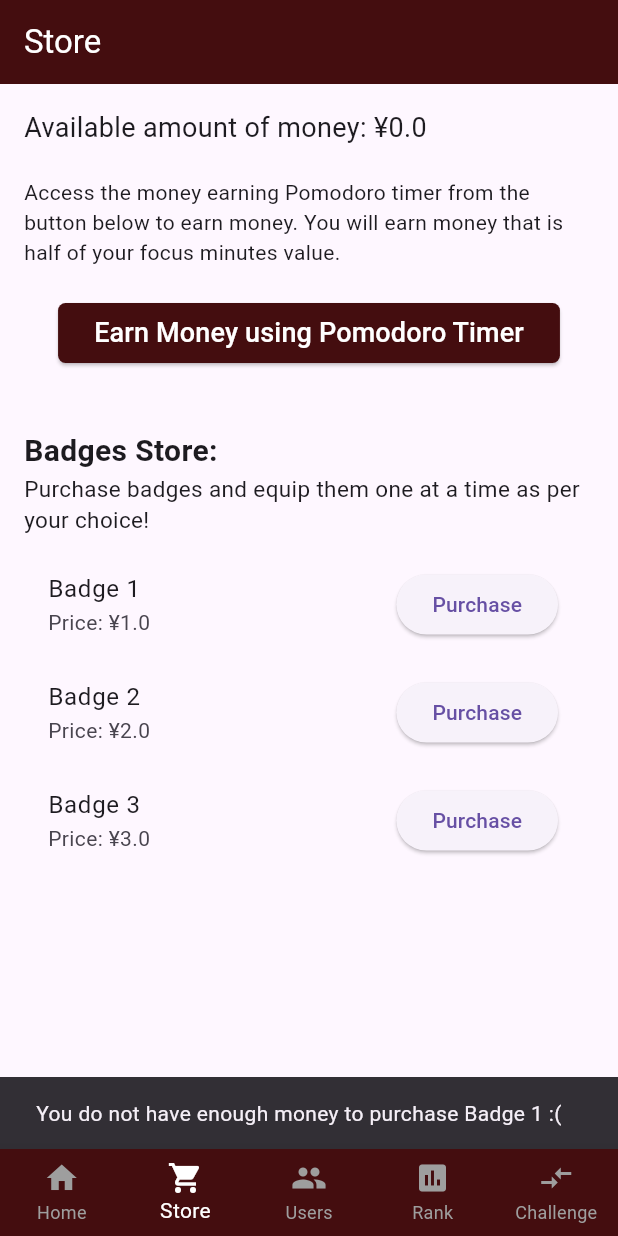
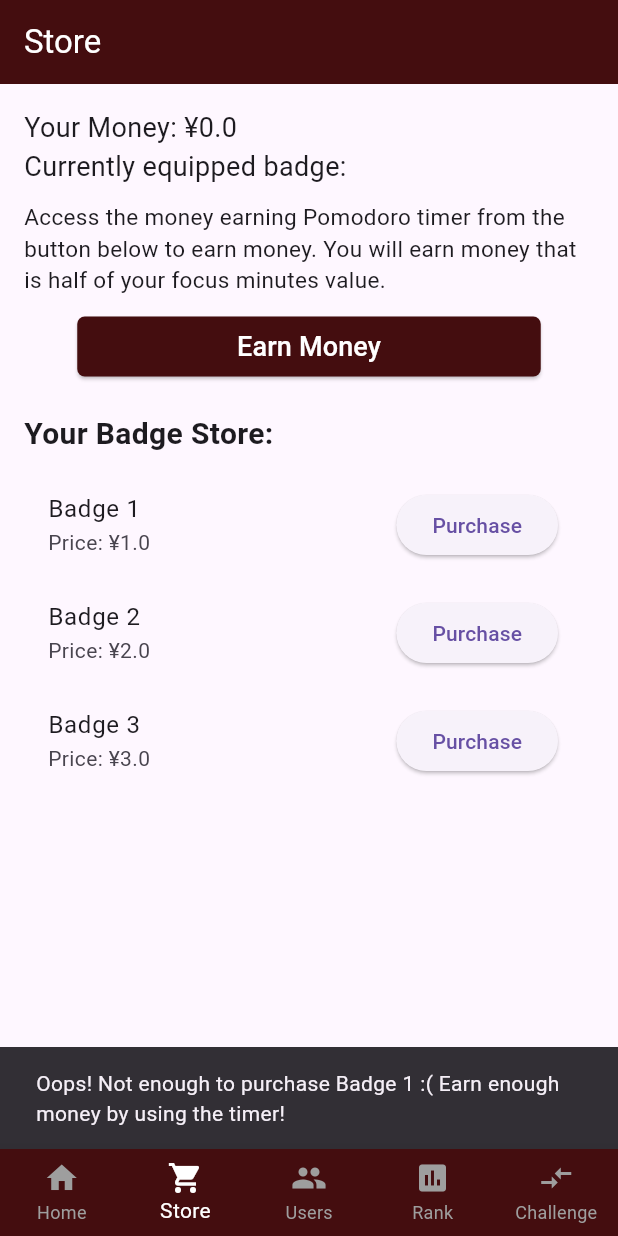
Before and after one commit to 6171023/PomoRush, a Flutter app: the screen it shows once a user with an empty profile is signed in, item 2 of the bottom bar chosen, after a tap on "Purchase", on a phone screen of 412 x 824 dp. Run offline on Flutter 3.47's test engine with Material 3 defaults, Android fonts, the light colour scheme and no system bars; our stand-ins replace cloud_firestore, firebase_auth, firebase_core, flutter_secure_storage, google_sign_in; missing offline and left inert: sign_button; accounts and stored records are empty.

Commit message:
updated store functionality

```diff
--- a/lib/main.dart
+++ b/lib/main.dart
@@ -5,11 +5,12 @@ import 'package:firebase_core/firebase_core.dart';
 import 'package:flutter/services.dart';
 import 'screens/login.dart';
 
-Future<void> main() async {
+void main() async {
   WidgetsFlutterBinding.ensureInitialized();
   await SystemChrome.setPreferredOrientations([DeviceOrientation.portraitUp]);
   await Firebase.initializeApp();
   runApp(const MyApp());
+
 }
 
 class MyApp extends StatefulWidget {
--- a/lib/models/store.dart
+++ b/lib/models/store.dart
@@ -2,51 +2,94 @@ import 'package:cloud_firestore/cloud_firestore.dart';
 import 'package:firebase_auth/firebase_auth.dart';
 
 class StoreBadge {
-  final String id;
   final String name;
   final double price;
   bool isEquipped;
+  bool isPurchased;
 
   StoreBadge({
-    required this.id,
     required this.name,
     required this.price,
     this.isEquipped = false,
+    this.isPurchased = false,
   });
 
   factory StoreBadge.fromMap(Map<String, dynamic> map) {
     return StoreBadge(
-      id: map['id'],
       name: map['name'],
       price: map['price'].toDouble(),
       isEquipped: map['isEquipped'] ?? false,
+      isPurchased: map['isPurchased'] != null && map['isPurchased']['_seconds'] > 0,
     );
   }
+
 }
 
 class Store {
   late List<StoreBadge> _availableBadges;
   late List<StoreBadge> _userBadges;
+  List<String> _userPurchasedBadgeIds = [];
 
   Store() {
     _initializeAvailableBadges();
-    _initializeUserBadges();
+    _userBadges = [];
+    initUserBadges();
   }
 
   void _initializeAvailableBadges() {
     _availableBadges = [
-      StoreBadge(id: '1', name: 'Badge 1', price: 1.0),
-      StoreBadge(id: '2', name: 'Badge 2', price: 2.0),
-      StoreBadge(id: '3', name: 'Badge 3', price: 3.0),
+      StoreBadge(name: 'Badge 1', price: 1.0),
+      StoreBadge(name: 'Badge 2', price: 2.0),
+      StoreBadge(name: 'Badge 3', price: 3.0),
       // Add more badges as needed
     ];
   }
 
-  void _initializeUserBadges() async {
-    CollectionReference badges = FirebaseFirestore.instance.collection('badges');
-    QuerySnapshot snapshot = await badges.where('email', isEqualTo: FirebaseAuth.instance.currentUser!.email).get();
-    _userBadges = snapshot.docs.map((doc) => StoreBadge.fromMap(doc.data() as Map<String, dynamic>)).toList();
+  Future<void> initUserBadges() async {
+    CollectionReference users = FirebaseFirestore.instance.collection('users');
+    DocumentSnapshot doc = await users.doc(FirebaseAuth.instance.currentUser!.uid).get();
+
+    // Check if the document exists and if "BadgeList" field exists
+    if (doc.exists && doc.data() != null) {
+      var data = doc.data() as Map<String, dynamic>;
+
+      if (data.containsKey('BadgeList')) {
+        var badgeList = List<String>.from(data['BadgeList']);
+        var myBadge = data['myBadge'];
+
+        // Initialize _availableBadges and _userBadges
+        _initializeAvailableBadges();
+        _userBadges = [];
+
+        // Iterate over _availableBadges and set isPurchased and isEquipped based on badgeList and myBadge
+        for (var badge in _availableBadges) {
+          if (badgeList.contains(badge.name)) {
+            _userBadges.add(badge);
+            badge.isPurchased = true;
+            if (badge.name == myBadge) {
+              badge.isEquipped = true;
+            }
+          }
+        }
+
+        // Update _availableBadges based on Firebase data
+        for (var badge in _userBadges) {
+          if (!badgeList.contains(badge.name)) {
+            // If the badge is not in BadgeList, mark it as not purchased
+            badge.isPurchased = false;
+          }
+        }
+      } else {
+        // Handle the case when "BadgeList" is not present in the document
+        print('BadgeList is not present in the document.');
+      }
+    } else {
+      // Handle the case when the document does not exist
+      print('Document does not exist.');
+    }
   }
+
+
 
   List<StoreBadge> getAvailableBadges() {
     return _availableBadges;
@@ -61,33 +104,40 @@ class Store {
     return money >= badge.price;
   }
 
-  Future<void> purchaseBadge(StoreBadge badge) async {
+  Future<bool> purchaseBadge(StoreBadge badge) async {
     if (await canPurchaseBadge(badge)) {
       _deductUserMoney(badge.price);
       _userBadges.add(badge);
-      // Update badge status in Firestore
-      CollectionReference badges = FirebaseFirestore.instance.collection('badges');
-      await badges.doc(badge.id).set({
-        "email": FirebaseAuth.instance.currentUser!.email,
-        "name": badge.name,
-        "price": badge.price,
-        "isEquipped": false
-      });
+
+      // Update the purchasedBadges field in the user document
+      CollectionReference users = FirebaseFirestore.instance.collection('users');
+      QuerySnapshot snapshot = await users.where('email', isEqualTo: FirebaseAuth.instance.currentUser!.email).get();
+      if (snapshot.docs.isNotEmpty) {
+        await users.doc(snapshot.docs.first.id).update({
+          "BadgeList": FieldValue.arrayUnion([badge.name])
+        });
+      }
+
+      return true; // Indicate that the purchase was successful
+    } else {
+      return false; // Indicate that the purchase failed
     }
   }
+
+
 
   Future<void> equipBadge(StoreBadge badge) async {
     if (_userBadges.contains(badge)) {
       badge.isEquipped = true;
+      badge.isPurchased = true;
       // Update badge status in Firestore
-      CollectionReference badges = FirebaseFirestore.instance.collection('badges');
-      await badges.doc(badge.id).set({"isEquipped": true});
-
-      // Equip the badge in AuthUser
       CollectionReference users = FirebaseFirestore.instance.collection('users');
       QuerySnapshot snapshot = await users.where('email', isEqualTo: FirebaseAuth.instance.currentUser!.email).get();
       if (snapshot.docs.isNotEmpty) {
-        await users.doc(snapshot.docs.first.id).update({"myBadge": badge.id});
+        await users.doc(snapshot.docs.first.id).update({
+          "myBadge": badge.name,
+          "BadgeList": FieldValue.arrayUnion([badge.name])
+        });
       }
     }
   }
@@ -95,18 +145,18 @@ class Store {
   Future<void> unequipBadge(StoreBadge badge) async {
     if (_userBadges.contains(badge)) {
       badge.isEquipped = false;
+      badge.isPurchased = true;
       // Update badge status in Firestore
-      CollectionReference badges = FirebaseFirestore.instance.collection('badges');
-      await badges.doc(badge.id).set({"isEquipped": false});
-
-      // Unequip the badge in AuthUser
       CollectionReference users = FirebaseFirestore.instance.collection('users');
       QuerySnapshot snapshot = await users.where('email', isEqualTo: FirebaseAuth.instance.currentUser!.email).get();
       if (snapshot.docs.isNotEmpty) {
-        await users.doc(snapshot.docs.first.id).update({"myBadge": "None"});
+        await users.doc(snapshot.docs.first.id).update({
+          "myBadge": "None",
+        });
       }
     }
   }
+
 
   Stream<double> fetchUserMoney() {
     CollectionReference users = FirebaseFirestore.instance.collection('users');
@@ -115,6 +165,32 @@ class Store {
         .snapshots()
         .map((snapshot) => double.parse(snapshot.docs.first["myMoney"].toString()));
   }
+
+  Stream<String> fetchUserBadge() {
+    CollectionReference users = FirebaseFirestore.instance.collection('users');
+    return users
+        .where('email', isEqualTo: FirebaseAuth.instance.currentUser!.email)
+        .snapshots()
+        .map((snapshot) => snapshot.docs.isNotEmpty
+        ? snapshot.docs.first["myBadge"].toString()
+        : "None");
+  }
+
+  Stream<List<String>> fetchUserBadgeList() {
+    CollectionReference users = FirebaseFirestore.instance.collection('users');
+    return users
+        .where('email', isEqualTo: FirebaseAuth.instance.currentUser!.email)
+        .snapshots()
+        .map((snapshot) {
+      // Use safe navigation to avoid null errors
+      var badgeList = snapshot.docs.first["BadgeList"] as List<String>?;
+
+      // Return an empty list if badgeList is null
+      return badgeList ?? [];
+    });
+  }
+
+
 
   void _deductUserMoney(double amount) async {
     CollectionReference users = FirebaseFirestore.instance.collection('users');
--- a/lib/models/user.dart
+++ b/lib/models/user.dart
@@ -8,6 +8,7 @@ class AuthUser {
   double myPoints;
   double myMoney;
   String? myBadge;
+  List<String> purchasedBadges;
 
   AuthUser(
       {required this.createdAt,
@@ -18,7 +19,9 @@ class AuthUser {
         required this.photoURL,
         required this.myPoints,
         required this.myMoney,
-        this.myBadge});
+        required this.purchasedBadges,
+        required this.myBadge
+      });
 
   toJson() => {
     "displayName": displayName,
@@ -29,15 +32,18 @@ class AuthUser {
     "myMoney": myMoney,
     "photoURL": photoURL,
     "myBadge": myBadge,
+    "BadgeList": purchasedBadges
   };
 
   factory AuthUser.fromJson(Map<String, dynamic> json) => AuthUser(
       createdAt: DateTime.now(),
       isActive: json["isActive"],
+      email: json["email"],
+      displayName: json["displayName"],
+      photoURL: json["photoURL"],
       myPoints: json["myPoints"],
       myMoney: json["myMoney"],
-      email: json["email"],
-      photoURL: json["photoURL"],
-      displayName: json["displayName"],
-      myBadge: json["myBadge"]);
+      myBadge: json["myBadge"],
+      purchasedBadges: List<String>.from(json["BadgeList"] ?? []),
+  );
 }
--- a/lib/screens/home.dart
+++ b/lib/screens/home.dart
@@ -31,7 +31,8 @@ class _WelcomePageState extends State<WelcomePage> {
         photoURL: '',
         myPoints: 0.0,
         myMoney: 0.0,
-        myBadge: 'None'
+        myBadge: 'None',
+        purchasedBadges: []
       ));
 
   @override
--- a/lib/screens/login.dart
+++ b/lib/screens/login.dart
@@ -71,6 +71,7 @@ class GoogleAuthService {
         "myPoints": 0.0,
         "myMoney": 0.0,
         "myBadge": "None",
+        "BadgeList": [],
         "displayName": FirebaseAuth.instance.currentUser!.displayName,
         "isActive": true,
         "email": FirebaseAuth.instance.currentUser!.email,
@@ -118,4 +119,10 @@ class GoogleAuthService {
       }
     });
   }
+
+  // signOut() async {
+  //   await FirebaseAuth.instance.signOut();
+  // }
+
+
 }
--- a/lib/screens/menu.dart
+++ b/lib/screens/menu.dart
@@ -20,7 +20,7 @@ class _MenuState extends State<Menu> {
   String title = "PomoRush";
 
   // Create an instance of the Store class
-  late final Store _store;
+  late final Store store;
 
   late final List<Widget> _pages;
 
@@ -28,11 +28,11 @@ class _MenuState extends State<Menu> {
   void initState() {
     super.initState();
 
-    _store = Store();
+    store = Store();
 
     _pages = [
       const WelcomePage(),
-      StoreScreen(store: _store),
+      StoreScreen(store: store,),
       const OnlineActiveUsers(),
       const LeaderBoard(),
       const ChallengeListScreen()
--- a/lib/screens/store_screen.dart
+++ b/lib/screens/store_screen.dart
@@ -1,6 +1,6 @@
 import 'package:flutter/material.dart';
+import 'package:cloud_firestore/cloud_firestore.dart';
 import 'package:firebase_auth/firebase_auth.dart';
-import 'package:cloud_firestore/cloud_firestore.dart';
 import 'package:pomo_rush/screens/moneySettingScreen.dart';
 import '../models/store.dart';
 import 'package:pomo_rush/utils/preferences.dart';
@@ -14,32 +14,20 @@ class StoreScreen extends StatefulWidget {
   _StoreScreenState createState() => _StoreScreenState();
 }
 
+
 class _StoreScreenState extends State<StoreScreen> {
-  late final List<StoreBadge> badges;
-  String? equippedBadge;
+  List<bool> equippedBadgeStates = [];
 
   @override
   void initState() {
     super.initState();
-    badges = widget.store.getAvailableBadges();
-    fetchEquippedBadge();
-  }
-
-  Future<void> fetchEquippedBadge() async {
-    final snapshot = await FirebaseFirestore.instance.collection('users').doc(
-        FirebaseAuth.instance.currentUser!.uid).get();
-    if (mounted) {
-      setState(() {
-        equippedBadge = snapshot.data()?['myBadge'];
-      });
-    }
+    equippedBadgeStates = widget.store.getAvailableBadges().map((badge) => badge.isEquipped).toList();
   }
 
   @override
   Widget build(BuildContext context) {
     return Scaffold(
-      body: SingleChildScrollView(
-        child: Padding(
+      body: Padding(
         padding: const EdgeInsets.all(16.0),
         child: Column(
           crossAxisAlignment: CrossAxisAlignment.start,
@@ -53,18 +41,34 @@ class _StoreScreenState extends State<StoreScreen> {
                   return Text('Error: ${snapshot.error}');
                 } else {
                   return Text(
-                      'Available amount of money: \¥${snapshot.data}',
+                    'Your Money: \¥${snapshot.data}',
                     style: TextStyle(fontSize: 18.0),
                   );
                 }
               },
             ),
-              const SizedBox(height: 20.0),
-              const Text(
+            StreamBuilder<String>(
+              stream: widget.store.fetchUserBadge(),
+              builder: (context, snapshot) {
+                if (snapshot.connectionState == ConnectionState.waiting) {
+                  return CircularProgressIndicator();
+                } else if (snapshot.hasError) {
+                  return Text('Error: ${snapshot.error}');
+                } else {
+                  return Text(
+                    'Currently equipped badge: ${snapshot.data}',
+                    style: TextStyle(fontSize: 18.0),
+                  );
+                }
+              },
+            ),
+            const SizedBox(height: 10.0),
+            Text(
               'Access the money earning Pomodoro timer from the button below to earn money. You will earn money that is half of your focus minutes value.',
               textAlign: TextAlign.start,
+              style: TextStyle(fontSize: 15.0),
             ),
-              const SizedBox(height: 20.0),
+            const SizedBox(height: 10.0),
             Center(
               child: ElevatedButton(
                 onPressed: () {
@@ -74,13 +78,19 @@ class _StoreScreenState extends State<StoreScreen> {
                       builder: (context) => const MoneySettingsScreen(),
                     ),
                   ).then((value) {
-                      if (value != null && value) {}
+                    if (value != null && value) {
+                      setState(() {
+                        // Update the UI after a badge is purchased
+                      });
+                    }
                   });
                 },
                 style: ButtonStyle(
                   minimumSize: MaterialStateProperty.all(
-                      Size(MediaQuery.of(context).size.width * 0.75, 40),
-                    ),
+                      Size(MediaQuery
+                          .of(context)
+                          .size
+                          .width * 0.75, 40)),
                   shape: MaterialStateProperty.all(
                     RoundedRectangleBorder(
                       borderRadius: BorderRadius.circular(5),
@@ -91,94 +101,133 @@ class _StoreScreenState extends State<StoreScreen> {
                   MaterialStateProperty.all(Styles.pomodoroPrimaryColor),
                 ),
                 child: const Text(
-                    'Earn Money using Pomodoro Timer',
+                  'Earn Money',
                   style: TextStyle(fontSize: 18),
                 ),
               ),
             ),
-              const SizedBox(height: 40.0),
+            const SizedBox(height: 20.0),
             Text(
-                'Badges Store:',
+              'Your Badge Store:',
               style: TextStyle(fontSize: 20.0, fontWeight: FontWeight.bold),
             ),
-              Text(
-                'Purchase badges and equip them one at a time as per your choice!',
-                style: TextStyle(fontSize: 15.0),
-              ),
             const SizedBox(height: 10.0),
-              StatefulBuilder(
-                builder: (BuildContext context, StateSetter setState) {
-                  return ListView.builder(
-                    shrinkWrap: true,
-                    physics: NeverScrollableScrollPhysics(),
-                    itemCount: badges.length,
+            Expanded(
+              child: ListView.builder(
+                itemCount: widget.store
+                    .getAvailableBadges()
+                    .length,
                 itemBuilder: (context, index) {
-                      final badge = badges[index];
+                  final badge = widget.store.getAvailableBadges()[index];
                   return ListTile(
                     title: Text(badge.name),
                     subtitle: Text('Price: \¥${badge.price}'),
-                        trailing: badge.id == equippedBadge
-                            ? ElevatedButton(
-                          onPressed: () => _unequipBadge(context, badge),
-                          child: const Text('Unequip'),
-                        )
-                            : ElevatedButton(
-                          onPressed: () => _purchaseBadge(context, badge),
-                          child: const Text('Purchase'),
-                        ),
-                      );
-                    },
+                    trailing: _buildBadgeButton(context, badge, index),
                   );
                 },
               ),
+            ),
+            const SizedBox(height: 20.0),
           ],
-          ),
         ),
       ),
     );
   }
 
-  Future<void> _purchaseBadge(BuildContext context, StoreBadge badge) async {
-    if (await widget.store.canPurchaseBadge(badge)) {
-      await widget.store.purchaseBadge(badge);
-      // Update the badge status in Firestore
-      await FirebaseFirestore.instance.collection('users').doc(FirebaseAuth.instance.currentUser!.uid).update({'myBadge': badge.id});
-      if (mounted) {
-        setState(() {
-          equippedBadge = badge.id;
-          // Update the badges list to reflect the change
-          badges = widget.store.getAvailableBadges();
-        });
-      }
-      ScaffoldMessenger.of(context).showSnackBar(
-        SnackBar(
-          content: Text('Badge ${badge.name} successfully purchased!'),
-        ),
+  Widget _buildBadgeButton(BuildContext context, StoreBadge badge, int index) {
+    bool isBadgePurchased = badge.isPurchased;
+    bool isBadgeEquipped = badge.isEquipped;
+
+    if (isBadgePurchased && isBadgeEquipped) {
+      return ElevatedButton(
+        onPressed: () async {
+          // Unequip the badge
+          await _unequipBadge(context, badge);
+          setState(() {});
+        },
+        child: Text('Unequip'),
+      );
+    } else if (isBadgePurchased && !isBadgeEquipped) {
+      return ElevatedButton(
+        onPressed: () async {
+          // Equip the badge
+          await _equipBadge(context, badge);
+          setState(() {});
+        },
+        child: Text('Equip'),
       );
     } else {
-      ScaffoldMessenger.of(context).showSnackBar(
-        SnackBar(
-          content: Text('You do not have enough money to purchase ${badge.name} :('),
-        ),
+      return ElevatedButton(
+        onPressed: () async {
+          // Purchase the badge
+          bool purchaseSuccess = await _purchaseBadge(context, badge);
+          if (purchaseSuccess) {
+            setState(() {});
+          }
+        },
+        child: Text('Purchase'),
       );
     }
   }
 
+
+
+  Future<void> _equipBadge(BuildContext context, StoreBadge badge) async {
+    widget.store.equipBadge(badge);
+    badge.isEquipped = true; // Equip the badge
+    ScaffoldMessenger.of(context).showSnackBar(
+      SnackBar(
+        content: Text('Badge ${badge.name} equipped!'),
+      ),
+    );
+    // Return an empty Future to satisfy the return type
+    return Future.value();
+  }
+
   Future<void> _unequipBadge(BuildContext context, StoreBadge badge) async {
-    // Update the badge status in Firestore
-    await FirebaseFirestore.instance.collection('users').doc(FirebaseAuth.instance.currentUser!.uid).update({'myBadge': 'None'});
-    if (mounted) {
-      setState(() {
-        equippedBadge = 'None';
-        // Update the badges list to reflect the change
-        badges = widget.store.getAvailableBadges();
-      });
+    widget.store.unequipBadge(badge);
+    badge.isEquipped = false; // Unequip the badge
     ScaffoldMessenger.of(context).showSnackBar(
       SnackBar(
         content: Text('Badge ${badge.name} unequipped!'),
       ),
     );
+    // Return an empty Future to satisfy the return type
+    return Future.value();
+  }
+
+
+
+
+  Future<bool> _purchaseBadge(BuildContext context, StoreBadge badge) async {
+    if (await widget.store.canPurchaseBadge(badge)) {
+      bool purchaseSuccess = await widget.store.purchaseBadge(badge);
+      if (purchaseSuccess) {
+        badge.isPurchased = true;
+        ScaffoldMessenger.of(context).showSnackBar(
+          SnackBar(
+            content: Text('Badge ${badge.name} purchased!'),
+          ),
+        );
+        setState(() {});
+        return true; // Indicate that the purchase was successful
+      } else {
+        ScaffoldMessenger.of(context).showSnackBar(
+          SnackBar(
+            content: Text('Not enough money to purchase ${badge.name} :('),
+          ),
+        );
+        return false; // Indicate that the purchase failed
+      }
+    } else {
+      ScaffoldMessenger.of(context).showSnackBar(
+        SnackBar(
+          content: Text('Oops! Not enough to purchase ${badge.name} :( Earn enough money by using the timer!'),
+        ),
+      );
+      return false; // Indicate that the purchase cannot be made
     }
   }
 
+
 }
--- a/pubspec.yaml
+++ b/pubspec.yaml
@@ -49,6 +49,8 @@ dependencies:
   #local storage Package
   flutter_secure_storage: ^8.0.0
 
+  in_app_purchase: ^3.1.13
+
 dev_dependencies:
   flutter_test:
     sdk: flutter
```
Also changed, not shown: pubspec.lock, 3 other files. Lines whose indentation alone changed are shown as unchanged.
